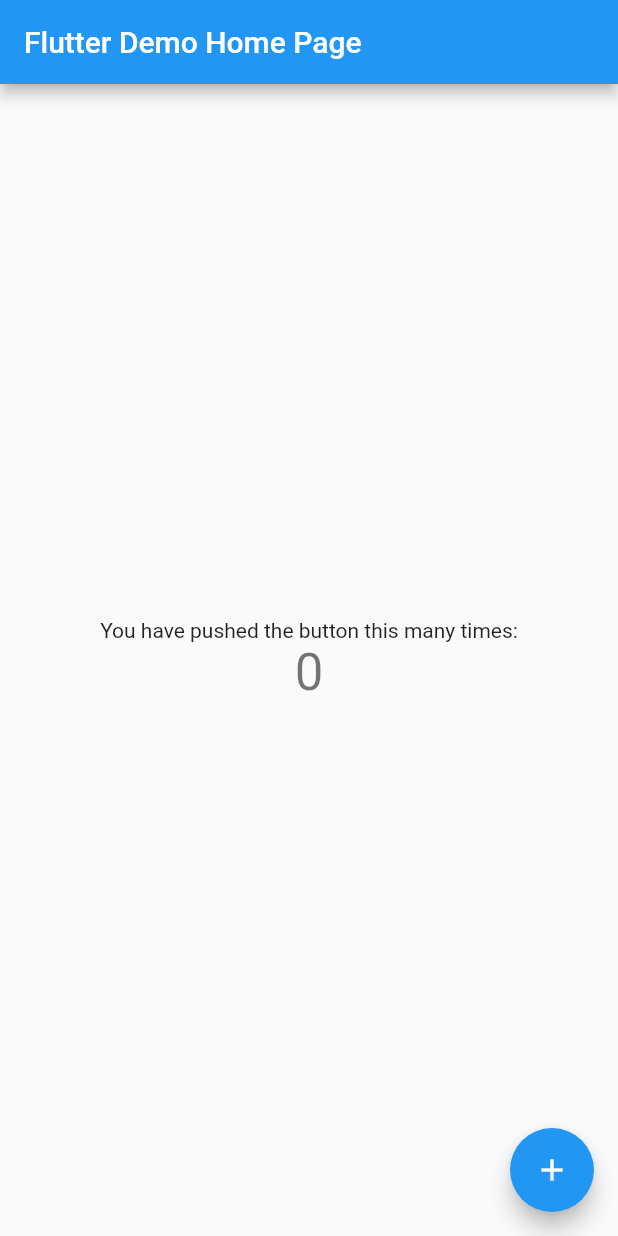
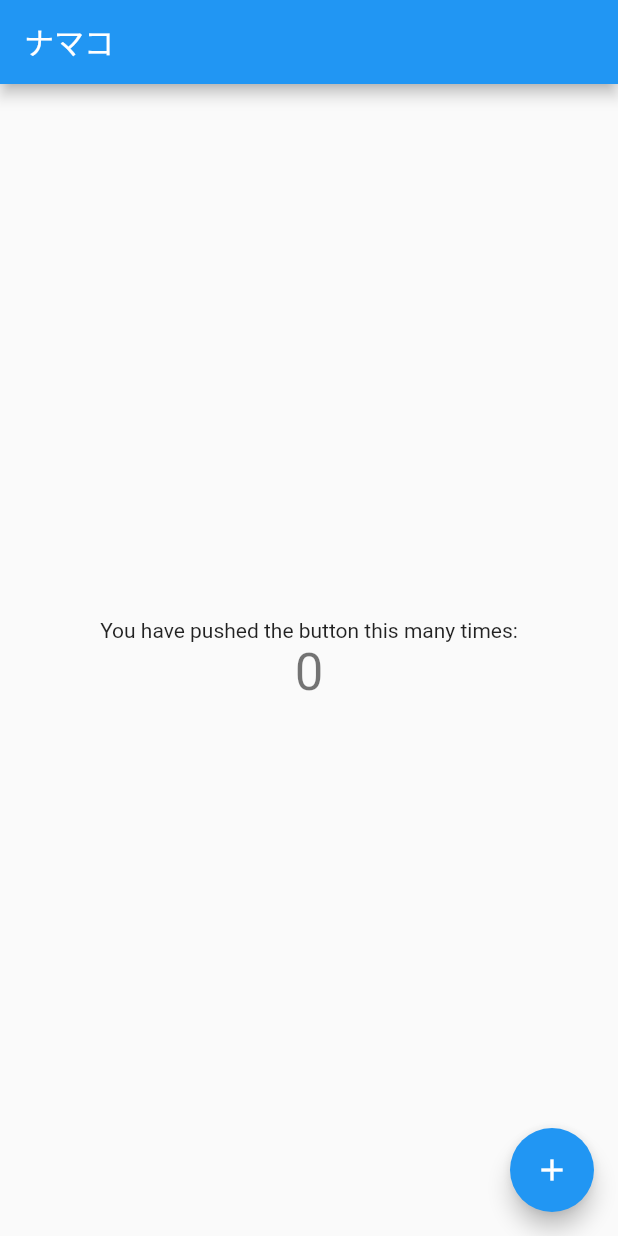
Before and after one commit to LLL78/tapping, a Flutter app: the screen it shows after launch, on a phone screen of 412 x 824 dp. Run offline on Flutter 3.47's test engine with Material 2 defaults, Android fonts, the phone set to English and light mode, and no system bars.

Commit message:
third comit

```diff
--- a/lib/main.dart
+++ b/lib/main.dart
@@ -47,7 +47,7 @@ class _MyHomePageState extends State<MyHomePage> {
     return Scaffold(
       appBar: AppBar(
 
-        title: Text(widget.title),
+        title: Text('ナマコ'),
       ),
       body: Center(
 
```
